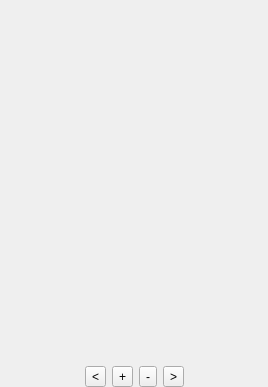
First picture: the form in DesignerTool/src/WidgetAtlasManager.ui, repository GameOverture/HarmonyEngine, before the edit.
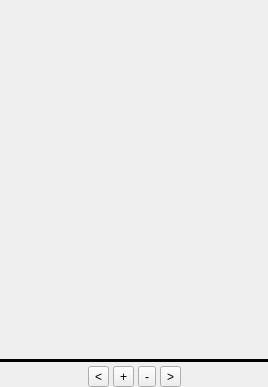
Second picture: the form after the edit. Icons and pictures are not drawn.

Commit message: Got some half-ass image removal from Atlas Manager, which update any dependencies. Need to work on reloading/refreshing Harmony better

```diff
--- a/DesignerTool/src/WidgetAtlasManager.ui
+++ b/DesignerTool/src/WidgetAtlasManager.ui
@@ -14,6 +14,9 @@
    <string>Form</string>
   </property>
   <layout class="QVBoxLayout" name="verticalLayout">
+   <property name="spacing">
+    <number>4</number>
+   </property>
    <property name="leftMargin">
     <number>0</number>
    </property>
@@ -32,6 +35,19 @@
      <widget class="QWidget" name="page_2"/>
     </widget>
    </item>
+   <item>
+    <widget class="Line" name="line">
+     <property name="frameShadow">
+      <enum>QFrame::Plain</enum>
+     </property>
+     <property name="lineWidth">
+      <number>5</number>
+     </property>
+     <property name="orientation">
+      <enum>Qt::Horizontal</enum>
+     </property>
+    </widget>
+   </item>
    <item>
     <layout class="QHBoxLayout" name="horizontalLayout">
      <item>
```
The commit also changes 12 other files.
